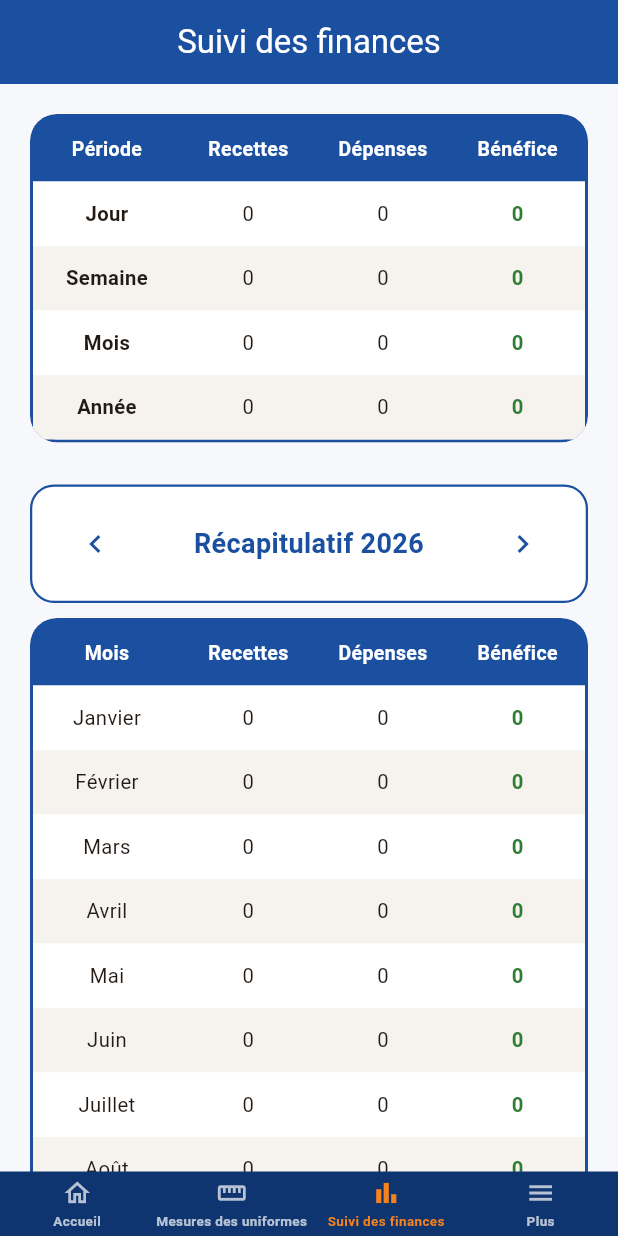
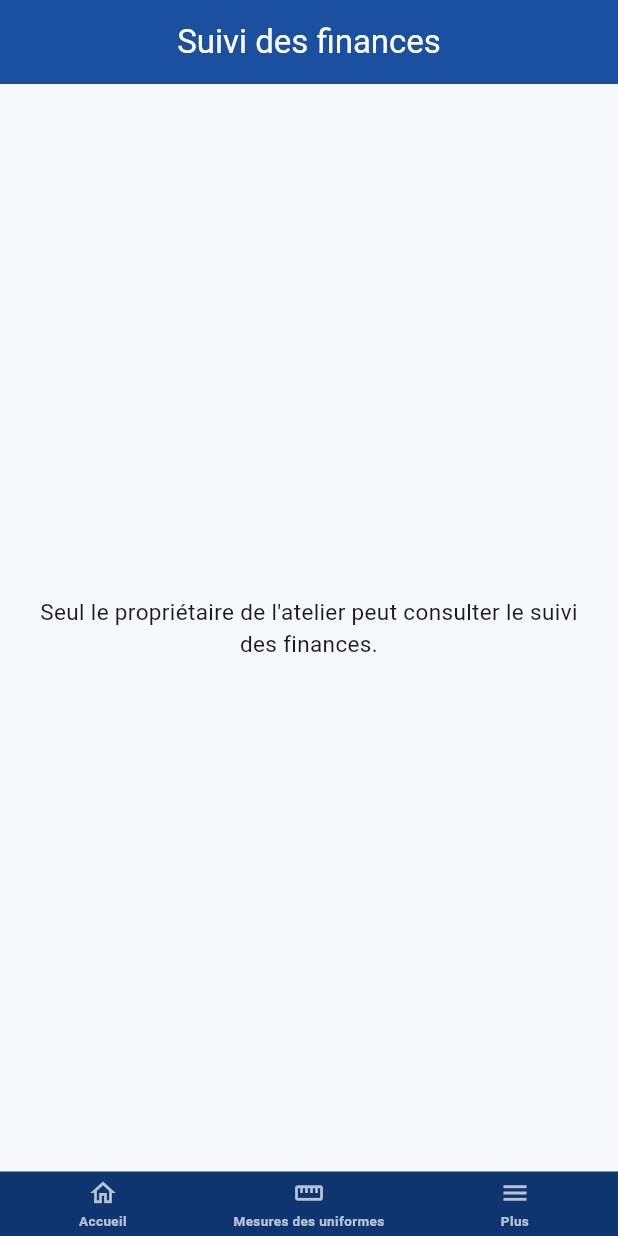
Before and after one commit to ouattaradanou-debug/forevercare-ai, a Flutter app: the EcranSuiviFinances screen opened by its route, on a phone screen of 412 x 824 dp. Run offline on Flutter 3.47's test engine with Material 3 defaults, Android fonts, the phone set to English and light mode, and no system bars; our stand-ins replace audioplayers, cached_network_image, connectivity_plus, drift, flutter_contacts, flutter_image_compress and 16 more; missing offline and left inert: record; accounts and stored records are empty; generated files the repository leaves out were written again.

Commit message:
Cache "Suivi des finances" aux apprentis, ouvre "Aujourd'hui" (dont le rappel de rendez-vous)
"Suivi des finances" (récapitulatif global recettes/dépenses de
l'atelier) était accessible à tout le monde via la barre de navigation
du bas, sans aucune protection — un oubli distinct du suivi financier
par client, déjà bloqué ailleurs. L'onglet disparaît maintenant de la
barre pour un apprenti, et l'écran lui-même refuse l'accès en défense
en profondeur.

À l'inverse, la section "Aujourd'hui" de l'accueil (nombre de clients,
rendez-vous du jour, carte "Me rappeler les rendez-vous") ne contient
rien de financier et était réservée au propriétaire sans raison : elle
est désormais visible à tout utilisateur connecté.

```diff
--- a/atelier_plus/lib/core/router/coquille_navigation.dart
+++ b/atelier_plus/lib/core/router/coquille_navigation.dart
@@ -30,10 +30,12 @@ class EcranCoquilleNavigation extends ConsumerWidget {
 
   @override
   Widget build(BuildContext context, WidgetRef ref) {
+    final estProprietaire = ref.watch(estProprietaireProvider);
     return Scaffold(
       body: navigationShell,
       bottomNavigationBar: _BarreNavigationBasse(
         indexActuel: navigationShell.currentIndex,
+        estProprietaire: estProprietaire,
         onTap: (index) async {
           // `StatefulShellRoute.indexedStack` garde chaque onglet monté en
           // arrière-plan plutôt que de le recréer (c'est tout l'intérêt :
@@ -81,10 +83,15 @@ class EcranCoquilleNavigation extends ConsumerWidget {
 }
 
 class _BarreNavigationBasse extends StatelessWidget {
-  const _BarreNavigationBasse({required this.indexActuel, required this.onTap});
+  const _BarreNavigationBasse({
+    required this.indexActuel,
+    required this.onTap,
+    required this.estProprietaire,
+  });
 
   final int indexActuel;
   final ValueChanged<int> onTap;
+  final bool estProprietaire;
 
   static const _elements = [
     (icone: Icons.home_outlined, iconeActif: Icons.home, libelle: 'Accueil'),
@@ -95,6 +102,17 @@ class _BarreNavigationBasse extends StatelessWidget {
 
   @override
   Widget build(BuildContext context) {
+    // "Suivi des finances" (index _indexSuiviFinances) est retiré de la
+    // barre pour un apprenti : le bouton disparaît plutôt que de mener à un
+    // écran qui refuserait l'accès — l'écran lui-même reste protégé en plus
+    // (voir EcranSuiviFinances), au cas où cet onglet serait atteint
+    // autrement. Les indices passés à `onTap` restent ceux d'origine (0 à
+    // 3) pour continuer à correspondre aux `StatefulShellBranch`, même si
+    // un bouton manque dans la rangée affichée.
+    final indicesVisibles = [
+      for (var i = 0; i < _elements.length; i++)
+        if (i != _indexSuiviFinances || estProprietaire) i,
+    ];
     return SafeArea(
       top: false,
       child: Container(
@@ -102,7 +120,7 @@ class _BarreNavigationBasse extends StatelessWidget {
         padding: const EdgeInsets.symmetric(vertical: 4),
         child: Row(
           children: [
-            for (var i = 0; i < _elements.length; i++)
+            for (final i in indicesVisibles)
               Expanded(
                 child: InkWell(
                   onTap: () => onTap(i),
--- a/atelier_plus/lib/features/auth/presentation/ecran_accueil_provisoire.dart
+++ b/atelier_plus/lib/features/auth/presentation/ecran_accueil_provisoire.dart
@@ -219,7 +219,12 @@ class _EcranAccueilProvisoireState extends ConsumerState<EcranAccueilProvisoire>
                           const _CarteActionChargement(),
                       ],
                     ),
-                    if (estProprietaire) ...[
+                    // "Aujourd'hui" (clients/rendez-vous du jour, rappel de
+                    // rendez-vous) ne contient rien de financier : visible à
+                    // tout utilisateur connecté, propriétaire ou apprenti —
+                    // contrairement aux tuiles ci-dessus (ventes/stock/
+                    // dépenses), qui restent soumises à permission.
+                    if (!enResolution) ...[
                       const SizedBox(height: 8),
                       const Divider(color: Color(0xFFDDD3C8), height: 1),
                       const SizedBox(height: 8),
@@ -239,7 +244,7 @@ class _EcranAccueilProvisoireState extends ConsumerState<EcranAccueilProvisoire>
                       ),
                       const SizedBox(height: 6),
                       const _SectionAujourdhui(),
-                    ] else if (enResolution) ...[
+                    ] else ...[
                       const SizedBox(height: 14),
                       const Center(
                         child: Padding(
--- a/atelier_plus/lib/features/finances/presentation/ecran_suivi_finances.dart
+++ b/atelier_plus/lib/features/finances/presentation/ecran_suivi_finances.dart
@@ -32,6 +32,12 @@ const List<String> _nomsMois = [
 /// (prêt-à-porter/tissu/article de couture) : toute entrée d'argent
 /// enregistrée dans l'application, quel que soit l'écran, est comptabilisée
 /// ici (voir FinancesRepository.recapitulatifBrut).
+///
+/// Réservé au propriétaire. Le rôle est vérifié ICI, avant même de
+/// solliciter la moindre donnée — même principe que EcranFinancesClient.
+/// L'onglet correspondant disparaît déjà de la barre de navigation pour un
+/// apprenti (voir EcranCoquilleNavigation), ce garde-fou n'intervient donc
+/// qu'en défense en profondeur.
 class EcranSuiviFinances extends ConsumerStatefulWidget {
   const EcranSuiviFinances({super.key});
 
@@ -63,6 +69,7 @@ class _EcranSuiviFinancesState extends ConsumerState<EcranSuiviFinances> {
 
   @override
   Widget build(BuildContext context) {
+    final estProprietaire = ref.watch(estProprietaireProvider);
     final recapGlobal = ref.watch(recapitulatifGlobalProvider);
     final recapMensuel = ref.watch(recapitulatifMensuelProvider(_annee));
     final maintenant = DateTime.now();
@@ -73,7 +80,17 @@ class _EcranSuiviFinancesState extends ConsumerState<EcranSuiviFinances> {
         backgroundColor: _bleuSeda,
         foregroundColor: Colors.white,
       ),
-      body: SafeArea(
+      body: !estProprietaire
+          ? const Center(
+              child: Padding(
+                padding: EdgeInsets.all(24),
+                child: Text(
+                  'Seul le propriétaire de l\'atelier peut consulter le suivi des finances.',
+                  textAlign: TextAlign.center,
+                ),
+              ),
+            )
+          : SafeArea(
         child: ListView(
           padding: const EdgeInsets.all(20),
           children: [
```
